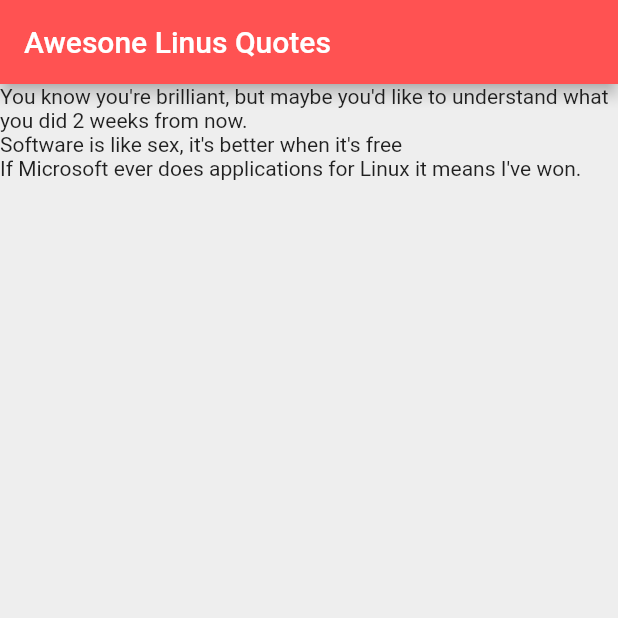
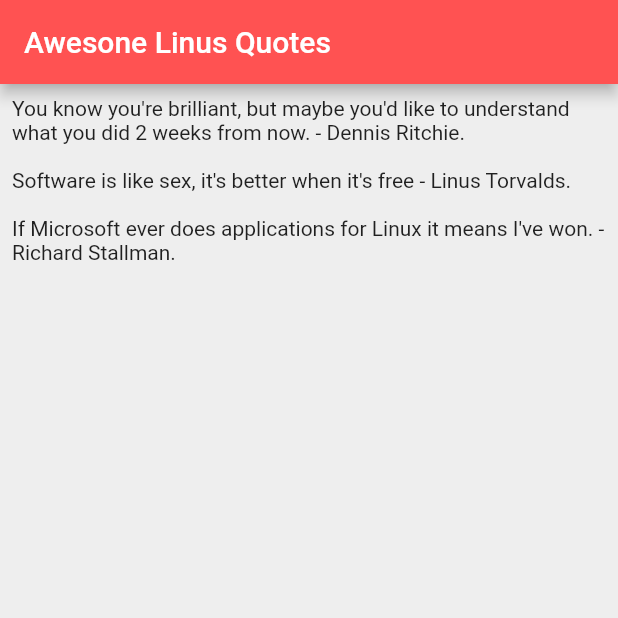
Before and after one commit to casa98/Flutter-Intro, a Flutter app: the screen it shows after launch, on a phone screen of 412 x 824 dp, the top half of it. Run offline on Flutter 3.47's test engine with Material 2 defaults, Android fonts, the phone set to English and light mode, and no system bars.

Commit message:
Custom class to show List of data

```diff
--- a/lib/main.dart
+++ b/lib/main.dart
@@ -1,4 +1,6 @@
 import 'package:flutter/material.dart';
+
+import 'quote.dart';
 
 void main() {
   runApp(MyApp());
@@ -10,10 +12,18 @@ class MyApp extends StatefulWidget {
 }
 
 class _MyAppState extends State<MyApp> {
-  List<String> quotes = [
-    'You know you\'re brilliant, but maybe you\'d like to understand what you did 2 weeks from now.',
-    'Software is like sex, it\'s better when it\'s free',
-    'If Microsoft ever does applications for Linux it means I\'ve won.'
+  List<Quote> quotes = [
+    Quote(
+        author: 'Dennis Ritchie',
+        text: 'You know you\'re brilliant, but maybe you\'d like to ' +
+            'understand what you did 2 weeks from now.'),
+    Quote(
+        author: 'Linus Torvalds',
+        text: 'Software is like sex, it\'s better when it\'s free'),
+    Quote(
+        author: 'Richard Stallman',
+        text:
+            'If Microsoft ever does applications for Linux it means I\'ve won.')
   ];
 
   @override
@@ -26,11 +36,16 @@ class _MyAppState extends State<MyApp> {
           title: Text('Awesone Linus Quotes'),
           backgroundColor: Colors.redAccent,
         ),
-        body: Column(
-          crossAxisAlignment: CrossAxisAlignment.start,
-          children:
-              // Map() fuction cycles through a list of data
-              quotes.map((quote) => Text(quote)).toList(),
+        body: Padding(
+          padding: const EdgeInsets.all(8.0),
+          child: Column(
+            crossAxisAlignment: CrossAxisAlignment.start,
+            children:
+                // Map() fuction cycles through a list of data
+                quotes
+                    .map((quote) => Text('${quote.text} - ${quote.author}.\n'))
+                    .toList(),
+          ),
         ),
       ),
     );
--- /dev/null
+++ b/lib/quote.dart
@@ -0,0 +1,6 @@
+class Quote {
+  String text;
+  String author;
+
+  Quote({this.text, this.author});
+}
```
